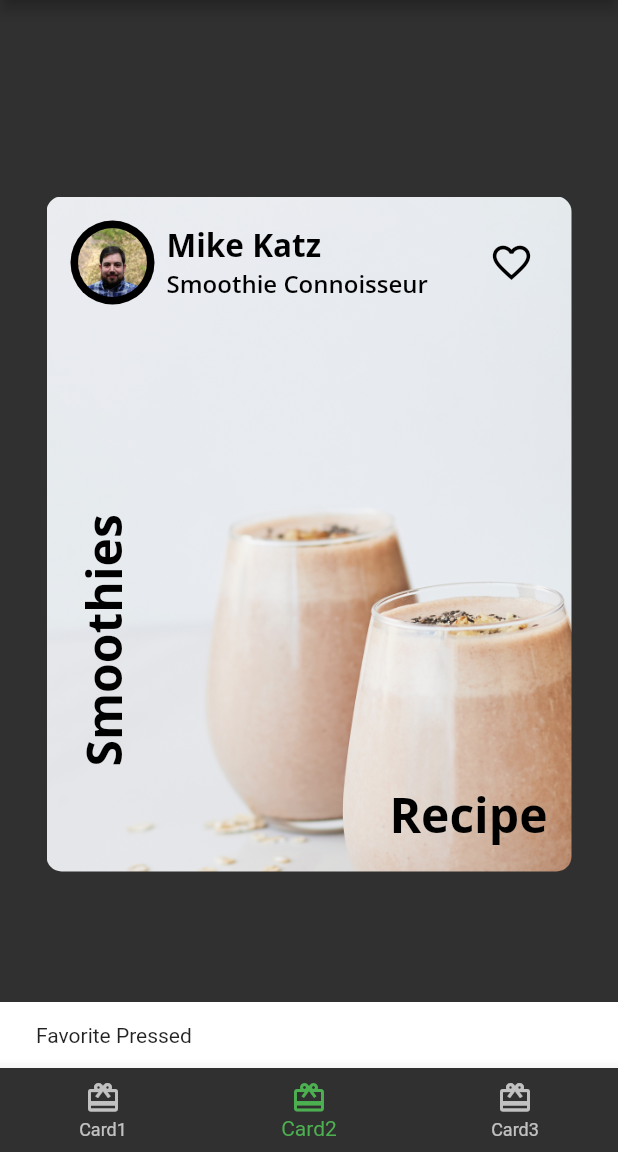
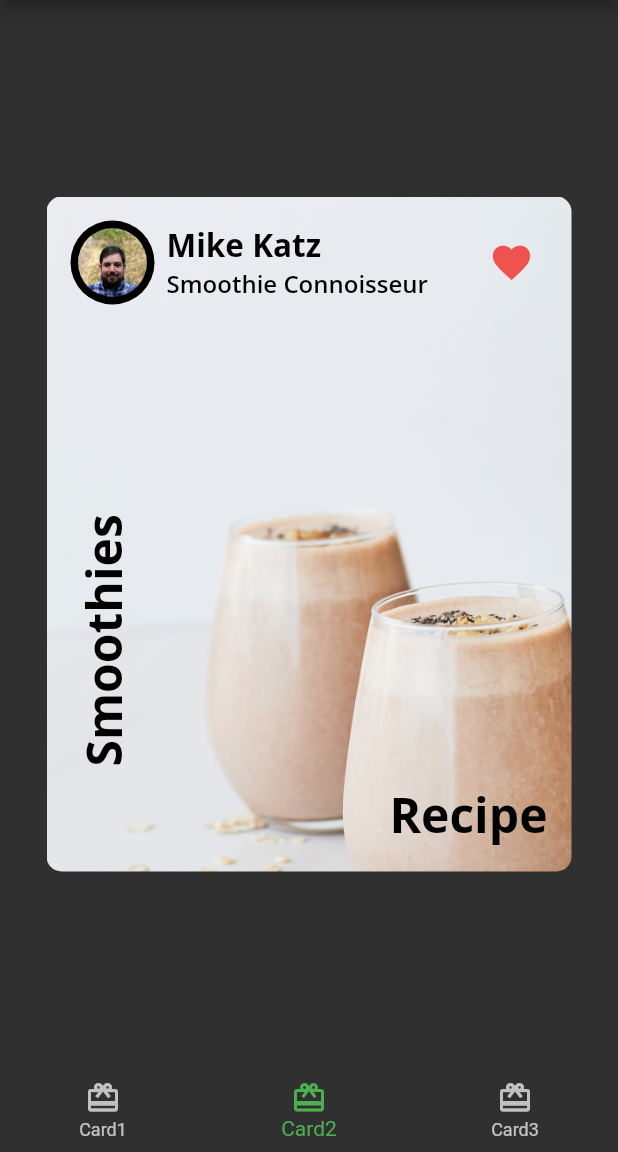
Before and after one commit to mehedi-4958/fooder, a Flutter app: the screen it shows after launch, item 2 of the bottom bar chosen, after a tap on the "favorite outline" icon, on a phone screen of 412 x 824 dp, the part 84-1236 px from its top. Run offline on Flutter 3.47's test engine with Material 2 defaults, Android fonts, the phone set to English and light mode, and no system bars; our stand-ins replace google_fonts.

Commit message:
athor_card made stateful

```diff
--- a/lib/author_card.dart
+++ b/lib/author_card.dart
@@ -2,7 +2,7 @@ import 'package:flutter/material.dart';
 import 'package:fooder/circle_image.dart';
 import 'package:fooder/fooder_theme.dart';
 
-class AuthorCard extends StatelessWidget {
+class AuthorCard extends StatefulWidget {
   const AuthorCard(
       {Key? key,
       required this.authorName,
@@ -15,6 +15,13 @@ class AuthorCard extends StatelessWidget {
   final ImageProvider? imageProvider;
 
   @override
+  State<AuthorCard> createState() => _AuthorCardState();
+}
+
+class _AuthorCardState extends State<AuthorCard> {
+  bool _isFavorite = false;
+
+  @override
   Widget build(BuildContext context) {
     return Container(
       padding: const EdgeInsets.all(16.0),
@@ -24,7 +31,7 @@ class AuthorCard extends StatelessWidget {
           Row(
             children: [
               CircleImage(
-                imageProvider: imageProvider,
+                imageProvider: widget.imageProvider,
                 imageRadius: 28.0,
               ),
               const SizedBox(
@@ -34,11 +41,11 @@ class AuthorCard extends StatelessWidget {
                 crossAxisAlignment: CrossAxisAlignment.start,
                 children: [
                   Text(
-                    authorName,
+                    widget.authorName,
                     style: FooderTheme.lightTextTheme.headline2,
                   ),
                   Text(
-                    title,
+                    widget.title,
                     style: FooderTheme.lightTextTheme.headline3,
                   ),
                 ],
@@ -46,15 +53,14 @@ class AuthorCard extends StatelessWidget {
             ],
           ),
           IconButton(
+            icon: Icon(_isFavorite ? Icons.favorite : Icons.favorite_border),
+            iconSize: 30,
+            color: Colors.red[400],
             onPressed: () {
-              const snackBar = SnackBar(
-                content: Text('Favorite Pressed'),
-              );
-              ScaffoldMessenger.of(context).showSnackBar(snackBar);
+              setState(() {
+                _isFavorite = !_isFavorite;
+              });
             },
-            icon: const Icon(Icons.favorite_border),
-            iconSize: 30,
-            color: Colors.black,
           ),
         ],
       ),
```
Also changed, not shown: 1 other file.
